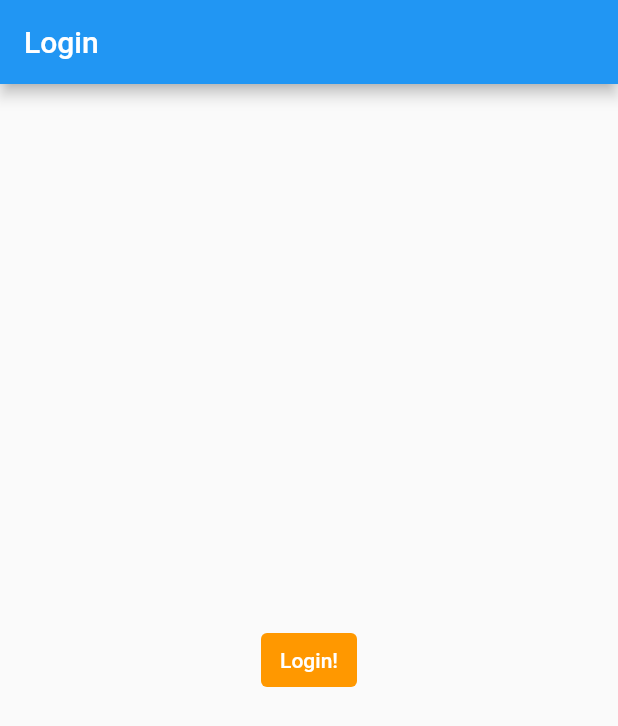
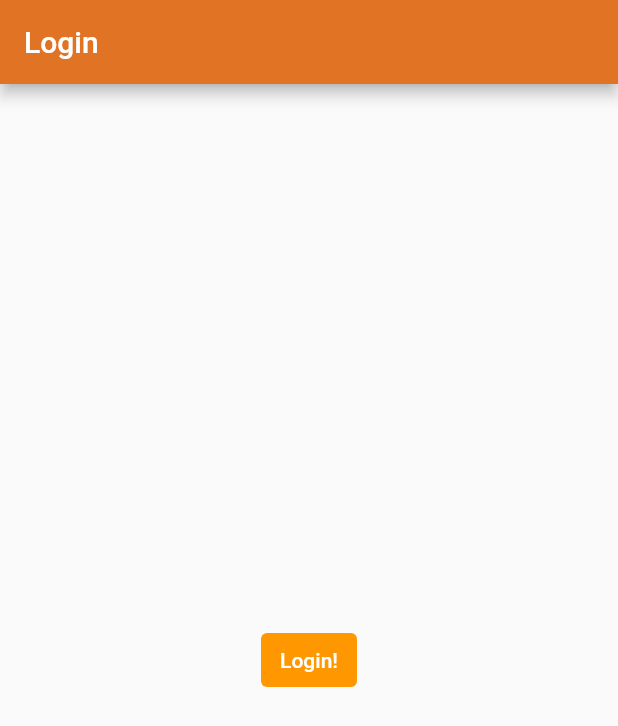
Before and after one commit to jedipw/ModSport, a Flutter app: the screen it shows after launch, on a phone screen of 412 x 824 dp. Shown: the top 726 px of the screen. Run offline on Flutter 3.47's test engine with Material 2 defaults, Android fonts, the phone set to English and light mode, and no system bars; our stand-ins replace firebase_core; accounts and stored records are empty.

Commit message:
Change app bar color

```diff
--- a/lib/views/detail_view.dart
+++ b/lib/views/detail_view.dart
@@ -9,7 +9,10 @@ class DetailView extends StatelessWidget {
   Widget build(BuildContext context) {
     return Scaffold(
       // This widget is the app bar at the top of the screen
-      appBar: AppBar(title: const Text('Detail')),
+      appBar: AppBar(
+        title: const Text('Detail'),
+        backgroundColor: const Color.fromARGB(255, 225, 115, 37),
+      ),
       // This widget is the body of the screen, which displays the text 'Detail Page' at the center of the screen
       body: const Center(child: Text('Detail Page')),
     );
--- a/lib/views/disable_view.dart
+++ b/lib/views/disable_view.dart
@@ -9,7 +9,10 @@ class DisableView extends StatelessWidget {
   Widget build(BuildContext context) {
     return Scaffold(
       // An app bar with a title
-      appBar: AppBar(title: const Text('Disable')),
+      appBar: AppBar(
+        title: const Text('Disable'),
+        backgroundColor: const Color.fromARGB(255, 225, 115, 37),
+      ),
       // A Center widget containing a Text widget
       body: const Center(
         child: Text('Disable Page'),
--- a/lib/views/help_center_view.dart
+++ b/lib/views/help_center_view.dart
@@ -7,8 +7,9 @@ class HelpCenterView extends StatelessWidget {
   Widget build(BuildContext context) {
     return Scaffold(
       appBar: AppBar(
-          title: const Text(
-              'Help Center')), // Defines the app bar with title "Help Center"
+        title: const Text('Help Center'),
+        backgroundColor: const Color.fromARGB(255, 225, 115, 37),
+      ), // Defines the app bar with title "Help Center"
       body: const Center(
           child: Text(
               'Help Center Page')), // Shows the text "Help Center Page" in the center of the screen
--- a/lib/views/home_view.dart
+++ b/lib/views/home_view.dart
@@ -20,6 +20,7 @@ class _HomeViewState extends State<HomeView> {
             context), // Display the navbar with the current index
         appBar: AppBar(
           title: const Text('Home'),
+          backgroundColor: const Color.fromARGB(255, 225, 115, 37),
         ),
         body: Center(
             child: TextButton(
--- a/lib/views/login_view.dart
+++ b/lib/views/login_view.dart
@@ -10,7 +10,10 @@ class LoginView extends StatelessWidget {
     // required method to build the UI
     return Scaffold(
       // scaffold widget provides a basic app bar, drawer and body
-      appBar: AppBar(title: const Text('Login')), // app bar with a title
+      appBar: AppBar(
+        title: const Text('Login'),
+        backgroundColor: const Color.fromARGB(255, 225, 115, 37),
+      ), // app bar with a title
       body: Center(
         // centers child widget in the screen
         child: TextButton(
--- a/lib/views/menu_view.dart
+++ b/lib/views/menu_view.dart
@@ -18,8 +18,9 @@ class _MenuViewState extends State<MenuView> {
     return Scaffold(
       bottomNavigationBar: modSportNavBar(_currentNavbarIndex, context),
       appBar: AppBar(
-          title: const Text(
-              'Menu')), // AppBar widget is used to display the title of the page
+        title: const Text('Menu'),
+        backgroundColor: const Color.fromARGB(255, 225, 115, 37),
+      ), // AppBar widget is used to display the title of the page
       body: Center(
         child: Column(
           mainAxisAlignment: MainAxisAlignment.center,
--- a/lib/views/reservation_view.dart
+++ b/lib/views/reservation_view.dart
@@ -24,7 +24,10 @@ class _ReservationViewState extends State<ReservationView> {
   Widget build(BuildContext context) {
     return Scaffold(
       // Setting up the app bar
-      appBar: AppBar(title: const Text('Facility1')),
+      appBar: AppBar(
+        title: const Text('Facility1'),
+        backgroundColor: const Color.fromARGB(255, 225, 115, 37),
+      ),
       // Setting up the body
       body: Container(
         // Adding padding to the container
--- a/lib/views/status_view.dart
+++ b/lib/views/status_view.dart
@@ -17,7 +17,10 @@ class _StatusViewState extends State<StatusView> {
     return Scaffold(
       bottomNavigationBar: modSportNavBar(
           _currentNavbarIndex, context), // add the custom bottom navigation bar
-      appBar: AppBar(title: const Text('Status')), // add the app bar
+      appBar: AppBar(
+        title: const Text('Status'),
+        backgroundColor: const Color.fromARGB(255, 225, 115, 37),
+      ), // add the app bar
       body: Center(
         child: TextButton(
           style: ButtonStyle(
```
